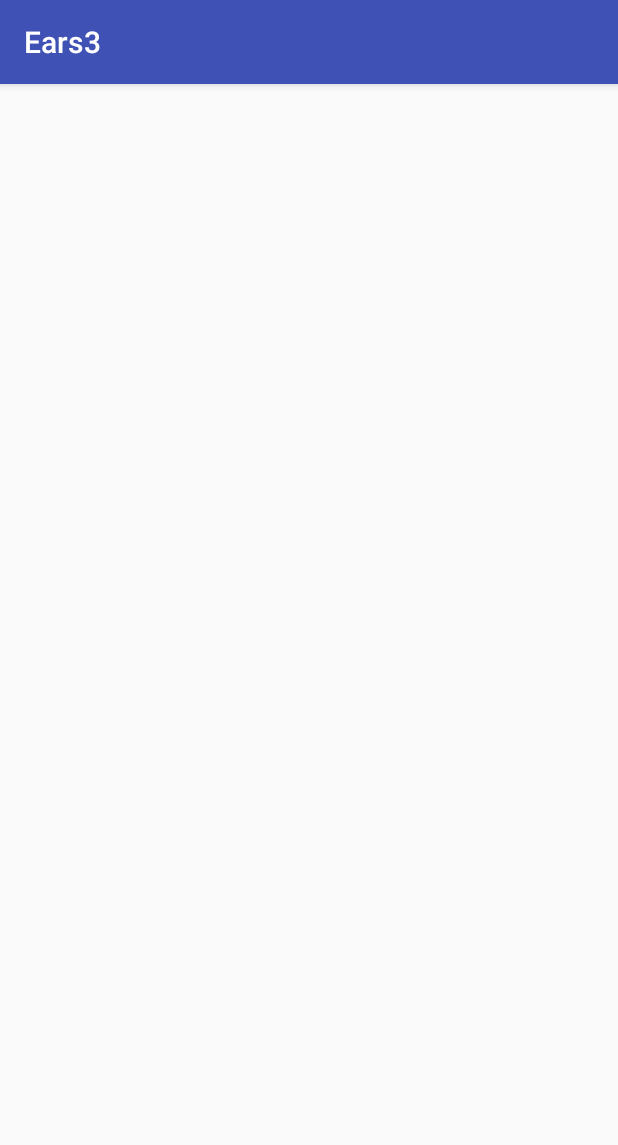
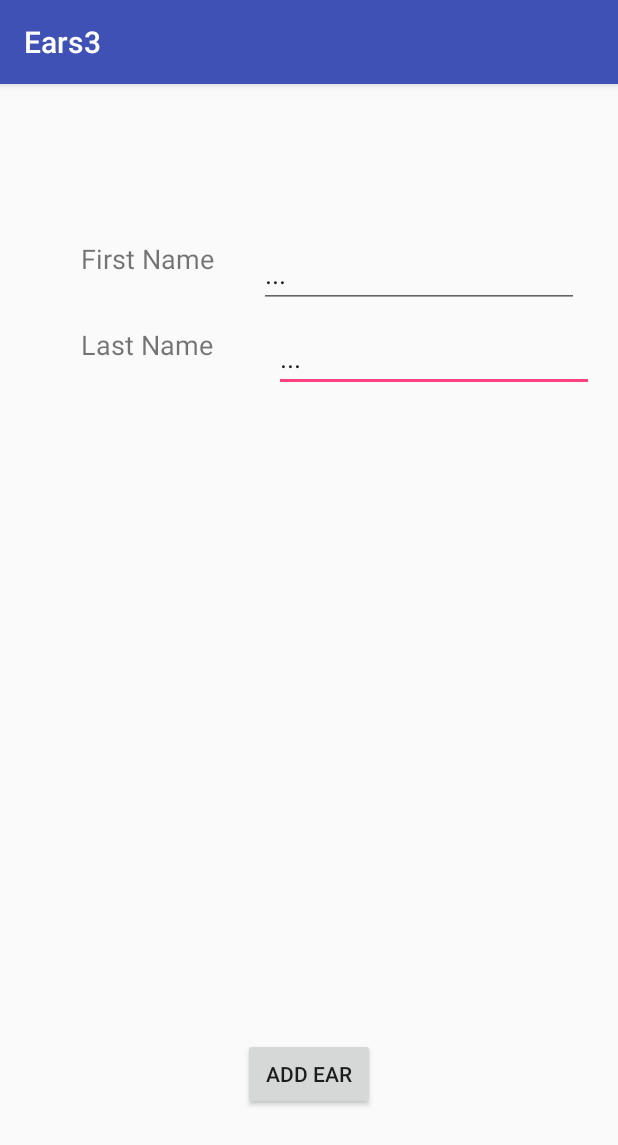
Before and after one commit to DarronTang/Ears, an Android app: the AddEarFormActivity screen opened directly, with no data from a screen before it, on a phone screen of 412 x 824 dp. Shown: the top 1145 px of the screen. Run offline under Robolectric (Android 15) with nearby library versions, the phone set to English and light mode, and no system bars.

Commit message:
I don't remember but it was good.

```diff
--- a/app/src/main/java/com/ears/advcomp/ears3/AddEarFormActivity.java
+++ b/app/src/main/java/com/ears/advcomp/ears3/AddEarFormActivity.java
@@ -1,13 +1,41 @@
 package com.ears.advcomp.ears3;
 
+import android.os.Environment;
 import android.support.v7.app.AppCompatActivity;
 import android.os.Bundle;
+import android.util.Log;
+import android.widget.EditText;
+
+import java.io.File;
+import java.io.FileNotFoundException;
+import java.io.IOException;
+import java.io.PrintWriter;
 
 public class AddEarFormActivity extends AppCompatActivity {
+
+    File earCSV;
+    EditText firstName;
+    EditText lastName;
+    float invMoment;
 
     @Override
     protected void onCreate(Bundle savedInstanceState) {
         super.onCreate(savedInstanceState);
         setContentView(R.layout.activity_add_ear_form);
+        firstName = (EditText) findViewById(R.id.firstNameText);
+        lastName = (EditText) findViewById(R.id.lastNameText);
+
+    }
+
+    private void addEar(){
+        try {
+            File storageDir = getExternalFilesDir(Environment.DIRECTORY_DOCUMENTS);
+            earCSV = new File(storageDir.getAbsolutePath() + "/ears.csv");
+            PrintWriter out = new PrintWriter(earCSV);
+            out.append(firstName.getText()+","+lastName.getText()+","+invMoment+"\n");
+            out.close();
+        } catch (IOException e){
+            Log.e("Darron", "onCreate: "+e.getMessage());
+        }
     }
 }
--- a/app/src/main/java/com/ears/advcomp/ears3/MainActivity.java
+++ b/app/src/main/java/com/ears/advcomp/ears3/MainActivity.java
@@ -65,9 +65,8 @@ public class MainActivity extends AppCompatActivity {
 
                 try {
                     PrintWriter out = new PrintWriter(earCSV);
-                    out.write("id,first_name,last_name,inv_moment\n");
-                    out.write("1,Darron,Tang,10");
-                    out.flush();
+                    out.write("first_name,last_name,inv_moment\n");
+                    out.close();
                 } catch (FileNotFoundException e) {
                     Log.d("Darron", "File not found: " + e.getMessage());
                 } catch (IOException e) {
--- a/app/src/main/res/layout/activity_add_ear_form.xml
+++ b/app/src/main/res/layout/activity_add_ear_form.xml
@@ -6,4 +6,74 @@
     android:layout_height="match_parent"
     tools:context="com.ears.advcomp.ears3.AddEarFormActivity">
 
+    <Button
+        android:id="@+id/submitEar"
+        android:layout_width="wrap_content"
+        android:layout_height="wrap_content"
+        android:layout_marginBottom="84dp"
+        android:layout_marginLeft="8dp"
+        android:layout_marginRight="8dp"
+        android:text="Add Ear"
+        app:layout_constraintBottom_toBottomOf="parent"
+        app:layout_constraintLeft_toLeftOf="parent"
+        app:layout_constraintRight_toRightOf="parent" />
+
+    <EditText
+        android:id="@+id/lastNameText"
+        android:layout_width="wrap_content"
+        android:layout_height="wrap_content"
+        android:layout_marginLeft="8dp"
+        android:layout_marginRight="7dp"
+        android:layout_marginTop="160dp"
+        android:ems="10"
+        android:inputType="textPersonName"
+        android:text="..."
+        app:layout_constraintHorizontal_bias="0.763"
+        app:layout_constraintLeft_toRightOf="@+id/lastNameLabel"
+        app:layout_constraintRight_toRightOf="parent"
+        app:layout_constraintTop_toTopOf="parent" />
+
+    <EditText
+        android:id="@+id/firstNameText"
+        android:layout_width="wrap_content"
+        android:layout_height="wrap_content"
+        android:layout_marginLeft="8dp"
+        android:layout_marginRight="7dp"
+        android:layout_marginTop="104dp"
+        android:ems="10"
+        android:inputType="textPersonName"
+        android:text="..."
+        app:layout_constraintHorizontal_bias="0.47"
+        app:layout_constraintLeft_toRightOf="@+id/lastNameLabel"
+        app:layout_constraintRight_toRightOf="parent"
+        app:layout_constraintTop_toTopOf="parent" />
+
+    <TextView
+        android:id="@+id/lastNameLabel"
+        android:layout_width="100dp"
+        android:layout_height="42dp"
+        android:layout_marginLeft="50dp"
+        android:layout_marginRight="250dp"
+        android:layout_marginTop="161dp"
+        android:text="Last Name"
+        android:textAlignment="center"
+        android:textSize="18sp"
+        app:layout_constraintLeft_toLeftOf="parent"
+        app:layout_constraintRight_toRightOf="@+id/lastNameText"
+        app:layout_constraintTop_toTopOf="parent" />
+
+    <TextView
+        android:id="@+id/firstNameLabel"
+        android:layout_width="100dp"
+        android:layout_height="42dp"
+        android:layout_marginLeft="50dp"
+        android:layout_marginRight="250dp"
+        android:layout_marginTop="104dp"
+        android:text="First Name"
+        android:textAlignment="center"
+        android:textSize="18sp"
+        app:layout_constraintLeft_toLeftOf="parent"
+        app:layout_constraintRight_toRightOf="@+id/lastNameText"
+        app:layout_constraintTop_toTopOf="parent" />
+
 </android.support.constraint.ConstraintLayout>
```
Also changed, not shown: app/src/main/java/com/ears/advcomp/ears3/AddEarActivity.java (+16 -13 lines), app/src/main/java/com/ears/advcomp/ears3/FindEarActivity.java (+20 -13 lines).
